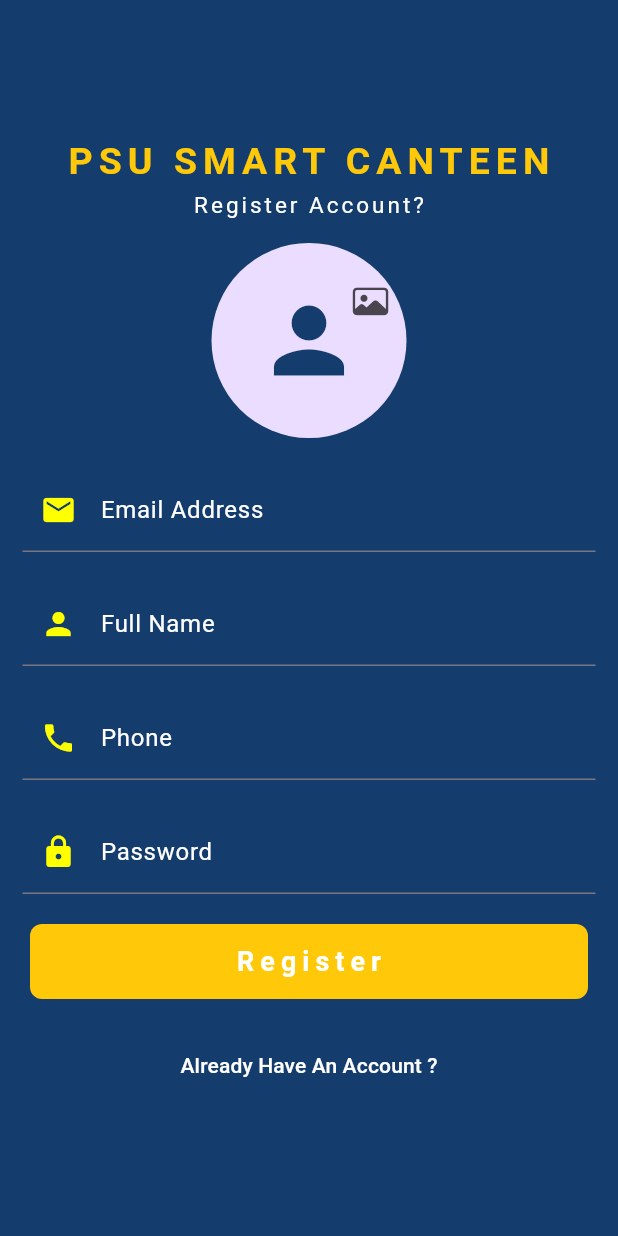
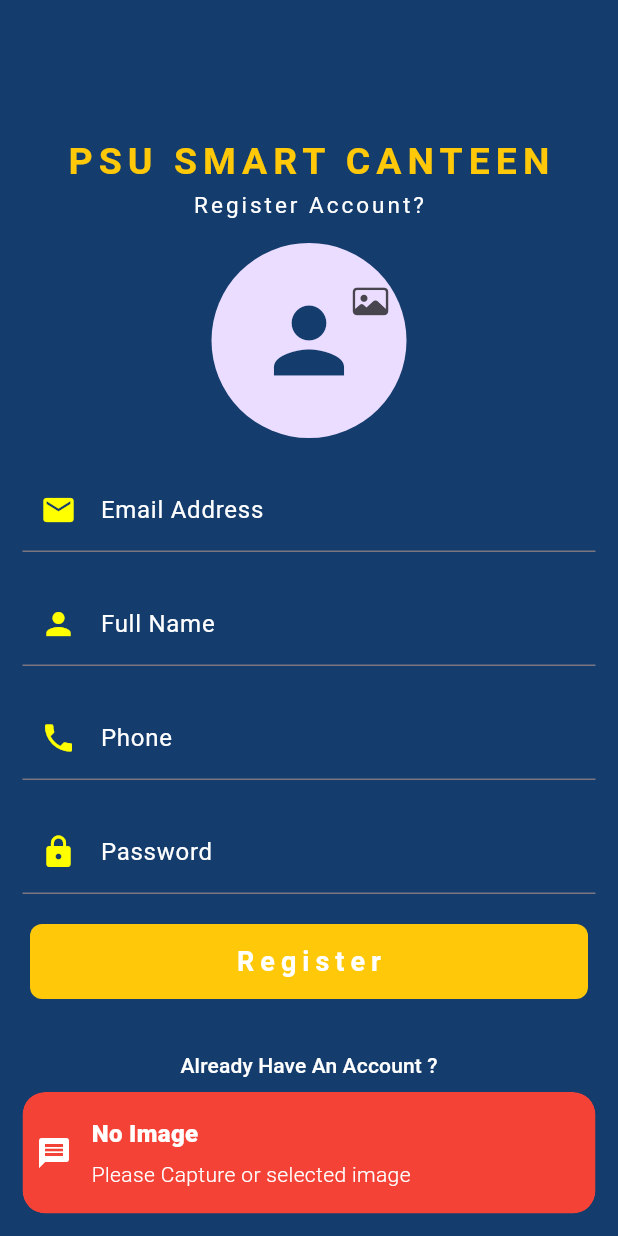
Before and after one commit to JACKICT16/shop-app, a Flutter app: the RegisterScreen screen opened directly, after a tap on "Register", on a phone screen of 412 x 824 dp. Run offline on Flutter 3.47's test engine with Material 2 defaults, Android fonts, the phone set to English and light mode, and no system bars; our stand-ins replace cloud_firestore, firebase_auth, firebase_core, firebase_storage, get, image_picker; accounts and stored records are empty.

Commit message:
show text alert Register success

```diff
--- a/lib/controllers/auth_controller.dart
+++ b/lib/controllers/auth_controller.dart
@@ -1,4 +1,4 @@
-import 'dart:html';
+
 import 'dart:typed_data';
 
 import 'package:cloud_firestore/cloud_firestore.dart';
--- a/lib/views/screens/auth/login_screen.dart
+++ b/lib/views/screens/auth/login_screen.dart
@@ -21,7 +21,17 @@ class _LoginScreenState extends State<LoginScreen> {
       String res = await _authController.loginUser(email, password);
 
       if (res == 'success') {
-        Get.snackbar('Login Success', 'You Are Now logged in');
+        Get.snackbar('Login Success', 'You Are Now logged in',
+            backgroundColor: Colors.yellowAccent,
+            colorText: Color.fromRGBO(20, 60, 109, 1.0));
+      } else {
+        Get.snackbar(
+          'Error Occured',
+          res.toString(),
+          backgroundColor: Colors.red,
+          colorText: Colors.white,
+          snackPosition: SnackPosition.BOTTOM,
+        );
       }
     }
   }
--- a/lib/views/screens/auth/register_screen.dart
+++ b/lib/views/screens/auth/register_screen.dart
@@ -3,6 +3,7 @@ import 'dart:typed_data';
 import 'package:flutter/foundation.dart';
 import 'package:flutter/cupertino.dart';
 import 'package:flutter/material.dart';
+import 'package:get/get.dart';
 import 'package:image_picker/image_picker.dart';
 import 'package:shop_app/controllers/auth_controller.dart';
 import 'package:shop_app/views/screens/auth/login_screen.dart';
@@ -52,16 +53,72 @@ class _RegisterScreenState extends State<RegisterScreen> {
             email, fullname, phone, password, _image);
 
         if (res == 'success') {
-          Navigator.push(context, MaterialPageRoute(builder: (context) {
-            //นำผู้ใช้ที่สร้างใหม่ไปยังหน้าจอ LoginScreen ด้วยการใช้ Navigator เพื่อเปิดหน้าจอใหม่โดยที่ผู้ใช้จะได้เข้าสู่ระบบหลังจากที่สร้างบัญชีผู้ใช้สำเร็จแล้ว
-            return LoginScreen();
-          }));
+          // Navigator.push(context, MaterialPageRoute(builder: (context) {
+          //   //นำผู้ใช้ที่สร้างใหม่ไปยังหน้าจอ LoginScreen ด้วยการใช้ Navigator เพื่อเปิดหน้าจอใหม่โดยที่ผู้ใช้จะได้เข้าสู่ระบบหลังจากที่สร้างบัญชีผู้ใช้สำเร็จแล้ว
+          //   return LoginScreen();
+          // }));
+
+          Get.to(LoginScreen()); //ถ้าregisterสำเร็จ ให้ไปยังหน้า login
+
+          Get.snackbar(
+            'Success',
+            'Account has been created successfully',
+            backgroundColor: Colors.yellowAccent,
+            colorText: Color.fromRGBO(20, 60, 109, 1.0),
+            margin: EdgeInsets.all(
+              15,
+            ),
+            icon: Icon(
+              Icons.message,
+              color: Color.fromRGBO(20, 60, 109, 1.0),
+            ),
+          );
+        } else {
+          Get.snackbar(
+            'Error Uccured',
+            res.toString(),
+            backgroundColor: Colors.red,
+            colorText: Colors.white,
+            margin: EdgeInsets.all(
+              15,
+            ),
+            snackPosition: SnackPosition.BOTTOM,
+            icon: Icon(
+              Icons.message,
+              color: Colors.white,
+            ),
+          );
         }
       } else {
-        print('Not Valid');
+        Get.snackbar(
+          'Form',
+          'Form Fields is not valid',
+          backgroundColor: Colors.red,
+          colorText: Colors.white,
+          margin: EdgeInsets.all(
+            15,
+          ),
+          icon: Icon(
+            Icons.message,
+            color: Colors.white,
+          ),
+        );
       }
     } else {
-      print('No Image Picked');
+      Get.snackbar(
+        'No Image',
+        'Please Capture or selected image',
+        backgroundColor: Colors.red,
+        colorText: Colors.white,
+        margin: EdgeInsets.all(
+          15,
+        ),
+        snackPosition: SnackPosition.BOTTOM,
+        icon: Icon(
+          Icons.message,
+          color: Colors.white,
+        ),
+      );
     }
   }
 
```
